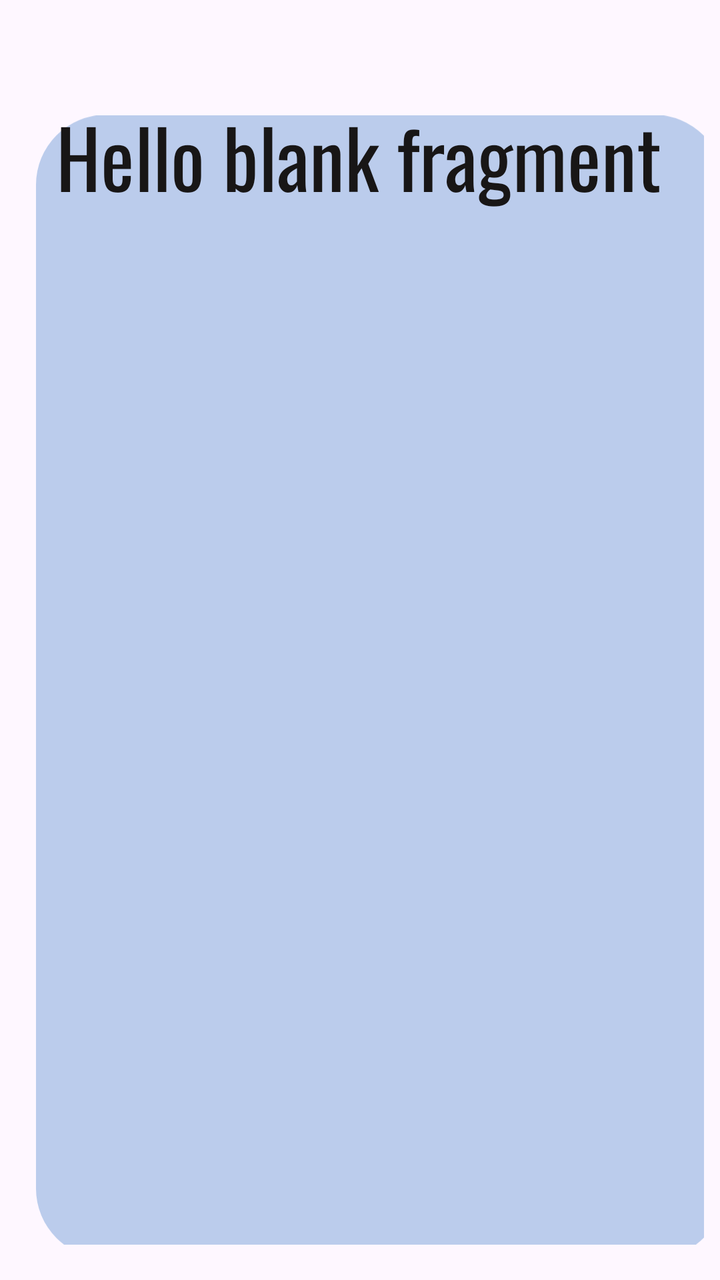
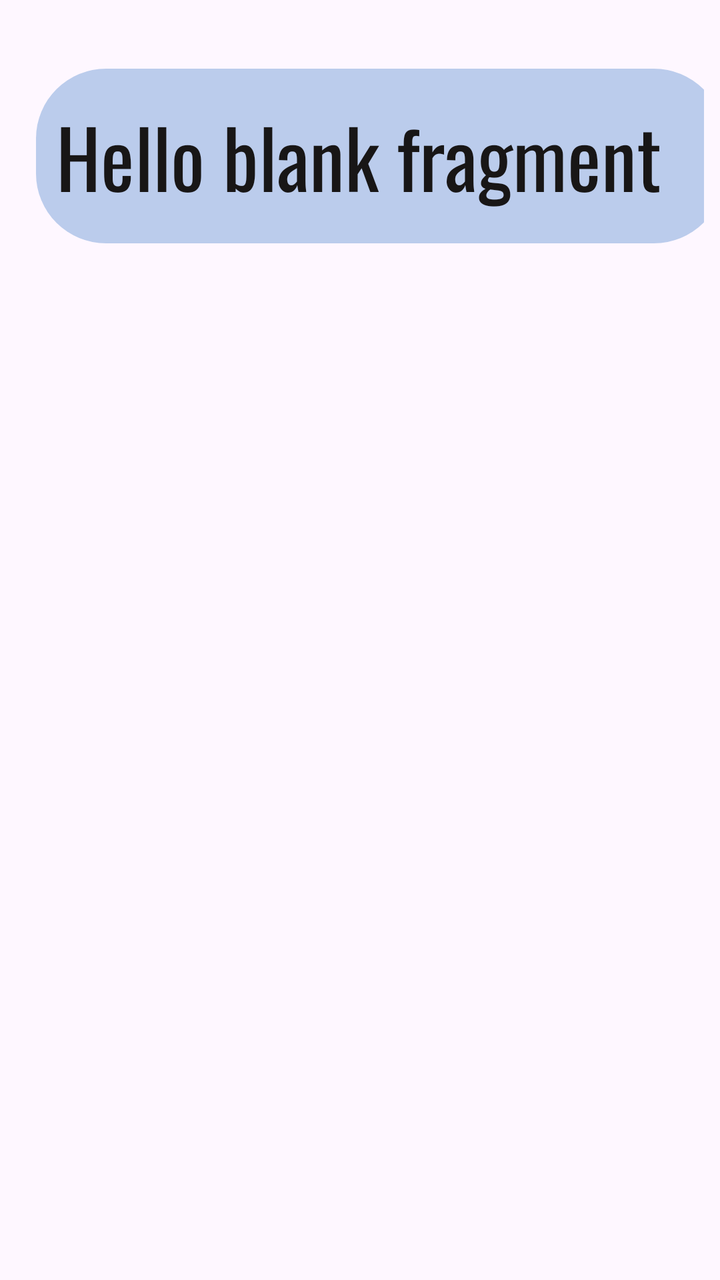

The first picture is an Android layout as it rendered before a commit; the second is the same layout after the commit. The layout source and the unified diff follow.
<!-- AndroidManifest.xml: application theme Theme.Keepinmind -->
<!-- res/layout/fragment_project.xml -->
<?xml version="1.0" encoding="utf-8"?>
<androidx.constraintlayout.widget.ConstraintLayout
    xmlns:android="http://schemas.android.com/apk/res/android"
    xmlns:app="http://schemas.android.com/apk/res-auto"
    xmlns:tools="http://schemas.android.com/tools"
    android:layout_width="match_parent"
    android:layout_height="wrap_content"
    android:padding="8dp"
    tools:context=".ProjectFragment">

    <ImageView
        android:id="@+id/base_img"
        android:layout_width="wrap_content"
        android:layout_height="wrap_content"
        android:src="@drawable/base"
        android:layout_marginTop="20dp"
        android:layout_marginStart="10dp"
        app:layout_constraintTop_toTopOf="parent"
        app:layout_constraintStart_toStartOf="parent" />

    <TextView
        android:id="@+id/folder_name"
        style="@style/mainText"
        android:layout_width="0dp"
        android:layout_height="wrap_content"
        android:layout_marginLeft="10dp"
        android:layout_marginTop="16dp"
        android:text="@string/hello_blank_fragment"
        app:layout_constraintLeft_toLeftOf="@id/base_img"
        app:layout_constraintTop_toTopOf="@id/base_img" />

</androidx.constraintlayout.widget.ConstraintLayout>
<!-- resources referenced by this layout -->
<resources>
  <!-- drawable base (drawable) -->
  <vector xmlns:android="http://schemas.android.com/apk/res/android"
      android:width="393dp"
      android:height="645dp"
      android:viewportWidth="393"
      android:viewportHeight="645">
    <path
        android:pathData="M40,-0.39L353,-0.39A40,40 0,0 1,393 39.61L393,612.99A40,40 0,0 1,353 652.99L40,652.99A40,40 0,0 1,0 612.99L0,39.61A40,40 0,0 1,40 -0.39z"
        android:fillColor="#BBCCEC"/>
  </vector>
  <string name="hello_blank_fragment">Hello blank fragment</string>
  <style name="mainText">
          <item name="android:textSize">40dp</item>
          <item name="android:fontFamily">"@font/oswald"</item>
          <item name="android:textColor">"@color/black"</item>
      </style>
  <style name="Theme.Keepinmind" parent="Base.Theme.Keepinmind" />
  <color name="black">#181616</color>
  <style name="Base.Theme.Keepinmind" parent="Theme.Material3.DayNight.NoActionBar">
          
          
      </style>
</resources>

<!-- the commit's change to res/layout/fragment_project.xml (unified diff, before → after) -->
@@ -3,7 +3,7 @@
     xmlns:android="http://schemas.android.com/apk/res/android"
     xmlns:app="http://schemas.android.com/apk/res-auto"
     xmlns:tools="http://schemas.android.com/tools"
-    android:layout_width="match_parent"
+    android:layout_width="wrap_content"
     android:layout_height="wrap_content"
     android:padding="8dp"
     tools:context=".ProjectFragment">
@@ -12,14 +12,14 @@
         android:id="@+id/base_img"
         android:layout_width="wrap_content"
         android:layout_height="wrap_content"
-        android:src="@drawable/base"
+        android:src="@drawable/pj_ic"
         android:layout_marginTop="20dp"
         android:layout_marginStart="10dp"
         app:layout_constraintTop_toTopOf="parent"
         app:layout_constraintStart_toStartOf="parent" />
 
     <TextView
-        android:id="@+id/folder_name"
+        android:id="@+id/project_name"
         style="@style/mainText"
         android:layout_width="0dp"
         android:layout_height="wrap_content"
<!-- resource entries referenced after the edit -->
@@ -1,14 +1,18 @@
 <!-- resources referenced by this layout -->
 <resources>
-  <!-- drawable base (drawable) -->
+  <!-- drawable pj_ic (drawable) -->
   <vector xmlns:android="http://schemas.android.com/apk/res/android"
       android:width="393dp"
-      android:height="645dp"
+      android:height="100dp"
       android:viewportWidth="393"
-      android:viewportHeight="645">
-    <path
-        android:pathData="M40,-0.39L353,-0.39A40,40 0,0 1,393 39.61L393,612.99A40,40 0,0 1,353 652.99L40,652.99A40,40 0,0 1,0 612.99L0,39.61A40,40 0,0 1,40 -0.39z"
-        android:fillColor="#BBCCEC"/>
+      android:viewportHeight="100">
+    <group>
+      <clip-path
+          android:pathData="M40,0L353,0A40,40 0,0 1,393 40L393,60A40,40 0,0 1,353 100L40,100A40,40 0,0 1,0 60L0,40A40,40 0,0 1,40 0z"/>
+      <path
+          android:pathData="M0,-0.39h393v100.39h-393z"
+          android:fillColor="#BBCCEC"/>
+    </group>
   </vector>
   <string name="hello_blank_fragment">Hello blank fragment</string>
   <style name="mainText">
